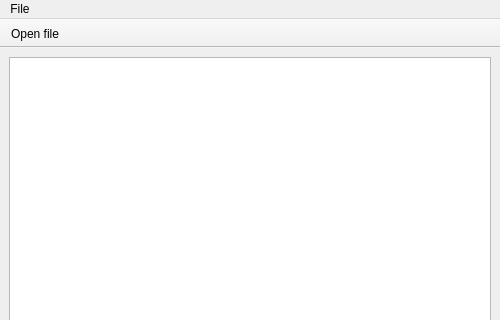
The window that src/xmltree/xmlstructuretreeview.ui (smurav/db2013) describes before a commit, drawn with Qt 5; both pictures show x 0 to 500 and y 0 to 320 of the 500 by 500 pixel window.
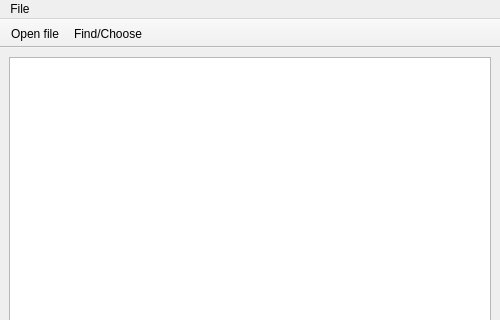
The same window after the commit. Icons and pictures are not drawn.

Commit message: Nothing special.

```diff
--- a/src/xmltree/xmlstructuretreeview.ui
+++ b/src/xmltree/xmlstructuretreeview.ui
@@ -76,6 +76,7 @@
     <bool>false</bool>
    </attribute>
    <addaction name="actionOpen_file"/>
+   <addaction name="actionChoose"/>
   </widget>
   <action name="actionOpen_file">
    <property name="icon">
@@ -106,7 +107,7 @@
   </action>
   <action name="actionChoose">
    <property name="text">
-    <string>Выбрать</string>
+    <string>Find/Choose</string>
    </property>
    <property name="toolTip">
     <string>Выбрать через Xpath</string>
```
Left out of the diff: 17 changed lines with no effect on the pictures. The commit also changes 2 other files.
